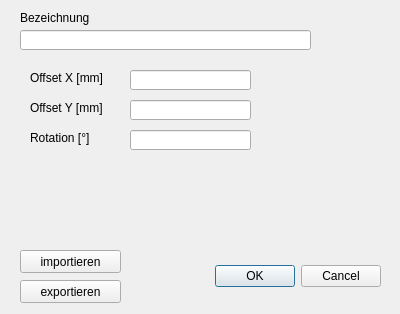
Above: QT_Setups.ui from hidbefra/PlotterWizard before the change. Below: the same form after it.
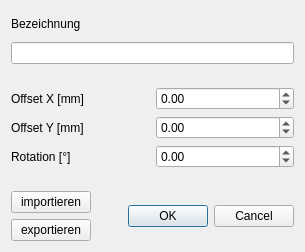
That is the form after the change.

Commit message: offset is now posible

What changed in the file:
```diff
--- a/QT_Setups.ui
+++ b/QT_Setups.ui
@@ -6,153 +6,172 @@
    <rect>
     <x>0</x>
     <y>0</y>
-    <width>400</width>
-    <height>314</height>
+    <width>305</width>
+    <height>252</height>
    </rect>
   </property>
+  <property name="sizePolicy">
+   <sizepolicy hsizetype="Minimum" vsizetype="Minimum">
+    <horstretch>0</horstretch>
+    <verstretch>0</verstretch>
+   </sizepolicy>
+  </property>
   <property name="windowTitle">
    <string>Setups</string>
   </property>
-  <widget class="QDialogButtonBox" name="buttonBox">
-   <property name="geometry">
-    <rect>
-     <x>40</x>
-     <y>260</y>
-     <width>341</width>
-     <height>32</height>
-    </rect>
-   </property>
-   <property name="orientation">
-    <enum>Qt::Horizontal</enum>
-   </property>
-   <property name="standardButtons">
-    <set>QDialogButtonBox::Cancel|QDialogButtonBox::Ok</set>
-   </property>
-  </widget>
+  <layout class="QVBoxLayout" name="verticalLayout_2">
+   <item>
   <widget class="QLabel" name="label_2">
-   <property name="geometry">
-    <rect>
-     <x>20</x>
-     <y>10</y>
-     <width>71</width>
-     <height>16</height>
-    </rect>
-   </property>
    <property name="text">
     <string>Bezeichnung</string>
    </property>
   </widget>
-  <widget class="QLineEdit" name="lineEdit_offset_Y">
-   <property name="geometry">
-    <rect>
-     <x>130</x>
-     <y>100</y>
-     <width>121</width>
-     <height>20</height>
-    </rect>
-   </property>
-   <property name="text">
-    <string/>
-   </property>
-  </widget>
-  <widget class="QLineEdit" name="lineEdit_bezeichung">
-   <property name="geometry">
-    <rect>
-     <x>20</x>
-     <y>30</y>
-     <width>291</width>
-     <height>20</height>
-    </rect>
-   </property>
-  </widget>
+   </item>
+   <item>
+    <widget class="QLineEdit" name="lineEdit_bezeichung"/>
+   </item>
+   <item>
+    <spacer name="verticalSpacer_3">
+     <property name="orientation">
+      <enum>Qt::Vertical</enum>
+     </property>
+     <property name="sizeType">
+      <enum>QSizePolicy::Fixed</enum>
+     </property>
+     <property name="sizeHint" stdset="0">
+      <size>
+       <width>20</width>
+       <height>17</height>
+      </size>
+     </property>
+    </spacer>
+   </item>
+   <item>
+    <layout class="QGridLayout" name="gridLayout">
+     <item row="0" column="0">
   <widget class="QLabel" name="label_3">
-   <property name="geometry">
-    <rect>
-     <x>30</x>
-     <y>70</y>
-     <width>91</width>
-     <height>16</height>
-    </rect>
-   </property>
    <property name="text">
     <string>Offset X [mm]</string>
    </property>
   </widget>
-  <widget class="QLineEdit" name="lineEdit_Rotation">
-   <property name="geometry">
-    <rect>
-     <x>130</x>
-     <y>130</y>
-     <width>121</width>
-     <height>20</height>
-    </rect>
-   </property>
-   <property name="text">
-    <string/>
-   </property>
-  </widget>
+     </item>
+     <item row="2" column="0">
   <widget class="QLabel" name="label_6">
-   <property name="geometry">
-    <rect>
-     <x>30</x>
-     <y>130</y>
-     <width>91</width>
-     <height>16</height>
-    </rect>
-   </property>
    <property name="text">
     <string>Rotation [°]</string>
    </property>
   </widget>
+     </item>
+     <item row="1" column="0">
   <widget class="QLabel" name="label_4">
-   <property name="geometry">
-    <rect>
-     <x>30</x>
-     <y>100</y>
-     <width>91</width>
-     <height>16</height>
-    </rect>
-   </property>
    <property name="text">
     <string>Offset Y [mm]</string>
    </property>
   </widget>
-  <widget class="QLineEdit" name="lineEdit_offset_X">
-   <property name="geometry">
-    <rect>
-     <x>130</x>
-     <y>70</y>
-     <width>121</width>
-     <height>20</height>
-    </rect>
-   </property>
-  </widget>
-  <widget class="QPushButton" name="pushButton_exportieren">
-   <property name="geometry">
-    <rect>
-     <x>20</x>
-     <y>280</y>
-     <width>101</width>
-     <height>23</height>
-    </rect>
-   </property>
-   <property name="text">
-    <string>exportieren</string>
-   </property>
-  </widget>
+     </item>
+     <item row="0" column="1">
+      <widget class="QDoubleSpinBox" name="doubleSpinBox_offset_x">
+       <property name="minimum">
+        <double>-100000.000000000000000</double>
+       </property>
+       <property name="maximum">
+        <double>100000.000000000000000</double>
+       </property>
+       <property name="singleStep">
+        <double>0.100000000000000</double>
+       </property>
+      </widget>
+     </item>
+     <item row="1" column="1">
+      <widget class="QDoubleSpinBox" name="doubleSpinBox_offset_y">
+       <property name="minimum">
+        <double>-100000.000000000000000</double>
+       </property>
+       <property name="maximum">
+        <double>100000.000000000000000</double>
+       </property>
+       <property name="singleStep">
+        <double>0.100000000000000</double>
+       </property>
+      </widget>
+     </item>
+     <item row="2" column="1">
+      <widget class="QDoubleSpinBox" name="doubleSpinBox_offset_phi">
+       <property name="minimum">
+        <double>-100000.000000000000000</double>
+       </property>
+       <property name="maximum">
+        <double>100000.000000000000000</double>
+       </property>
+       <property name="singleStep">
+        <double>0.100000000000000</double>
+       </property>
+      </widget>
+     </item>
+    </layout>
+   </item>
+   <item>
+    <spacer name="verticalSpacer_4">
+     <property name="orientation">
+      <enum>Qt::Vertical</enum>
+     </property>
+     <property name="sizeType">
+      <enum>QSizePolicy::Fixed</enum>
+     </property>
+     <property name="sizeHint" stdset="0">
+      <size>
+       <width>20</width>
+       <height>17</height>
+      </size>
+     </property>
+    </spacer>
+   </item>
+   <item>
+    <layout class="QHBoxLayout" name="horizontalLayout">
+     <item>
+      <layout class="QVBoxLayout" name="verticalLayout">
+       <item>
   <widget class="QPushButton" name="pushButton_Laden">
-   <property name="geometry">
-    <rect>
-     <x>20</x>
-     <y>250</y>
-     <width>101</width>
-     <height>23</height>
-    </rect>
-   </property>
    <property name="text">
     <string>importieren</string>
    </property>
   </widget>
+       </item>
+       <item>
+        <widget class="QPushButton" name="pushButton_exportieren">
+         <property name="text">
+          <string>exportieren</string>
+         </property>
+        </widget>
+       </item>
+      </layout>
+     </item>
+     <item>
+      <spacer name="horizontalSpacer">
+       <property name="orientation">
+        <enum>Qt::Horizontal</enum>
+       </property>
+       <property name="sizeHint" stdset="0">
+        <size>
+         <width>40</width>
+         <height>20</height>
+        </size>
+       </property>
+      </spacer>
+     </item>
+     <item>
+      <widget class="QDialogButtonBox" name="buttonBox">
+       <property name="orientation">
+        <enum>Qt::Horizontal</enum>
+       </property>
+       <property name="standardButtons">
+        <set>QDialogButtonBox::Cancel|QDialogButtonBox::Ok</set>
+       </property>
+      </widget>
+     </item>
+    </layout>
+   </item>
+  </layout>
  </widget>
  <resources/>
  <connections>
```
Lines whose indentation alone changed are shown as unchanged. The commit also changes 35 other files.
